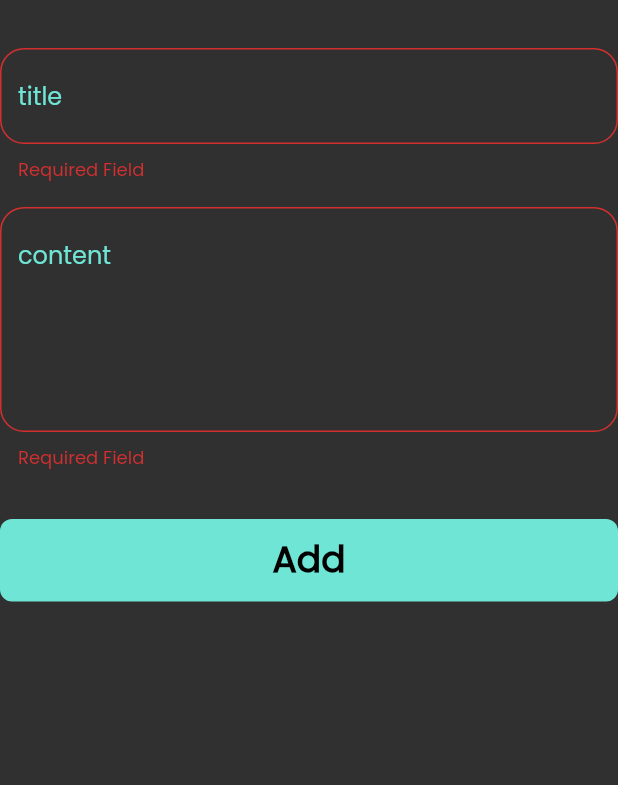
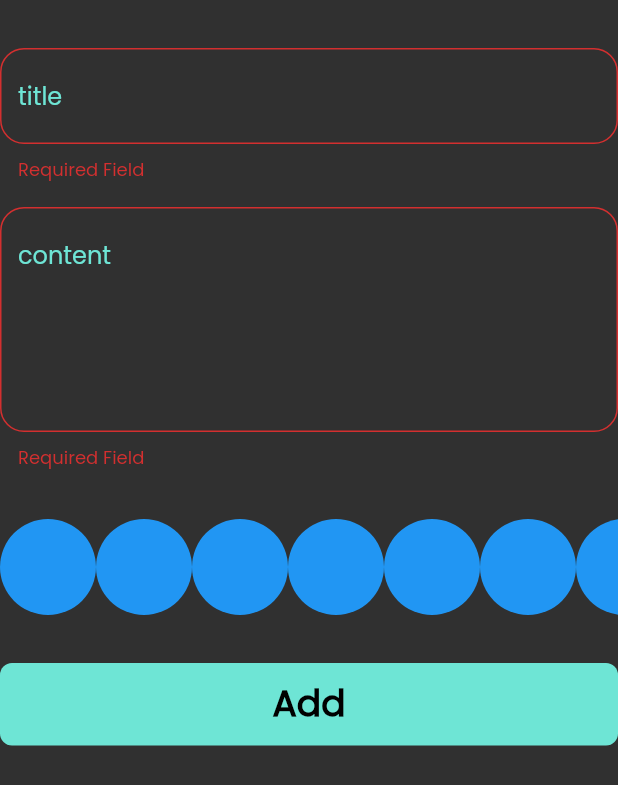
Before and after one commit to sroooooor60/notes_app, a Flutter app: the AddNotForm widget shown alone on an empty page, opened directly, after a tap on "Add", on a phone screen of 412 x 824 dp. Shown: the top 785 px of the screen. Run offline on Flutter 3.47's test engine with Material 3 defaults, Android fonts, the phone set to English and light mode, and no system bars; our stand-ins replace flutter_bloc, font_awesome_flutter, hive, hive_flutter; accounts and stored records are empty.

Commit message:
creat color list view

```diff
--- a/lib/widgets/add_not_bottom_sheet_form.dart
+++ b/lib/widgets/add_not_bottom_sheet_form.dart
@@ -4,6 +4,7 @@ import 'package:intl/intl.dart';
 import 'package:nots_app/cubits/add_notes_cubit/add_notes_cubit.dart';
 import 'package:nots_app/cubits/add_notes_cubit/add_notes_stats.dart';
 import 'package:nots_app/models/not_model.dart';
+import 'package:nots_app/widgets/color_list_view.dart';
 import 'package:nots_app/widgets/custom_button.dart';
 import 'package:nots_app/widgets/custom_text_feild.dart';
 
@@ -54,6 +55,10 @@ class _AddNotFormState extends State<AddNotForm> {
           const SizedBox(
             height: 32,
           ),
+          ColorsListView(),
+          const SizedBox(
+            height: 32,
+          ),
           BlocBuilder<AddNotesCubit, AddNotesStats>(
             builder: (context, state) {
               return CustomButton(
--- /dev/null
+++ b/lib/widgets/color_list_view.dart
@@ -0,0 +1,31 @@
+import 'package:flutter/material.dart';
+
+class ColorItem extends StatelessWidget {
+  const ColorItem({super.key});
+
+  @override
+  Widget build(BuildContext context) {
+    return const CircleAvatar(
+      backgroundColor: Colors.blue,
+      radius: 32,
+    );
+  }
+}
+
+class ColorsListView extends StatelessWidget {
+  const ColorsListView({super.key});
+
+  @override
+  Widget build(BuildContext context) {
+    return SizedBox(
+      height: 32 * 2,
+      child: ListView.builder(
+        scrollDirection: Axis.horizontal,
+        itemCount: 10,
+        itemBuilder: (context, index) {
+          return ColorItem();
+        },
+      ),
+    );
+  }
+}
--- a/lib/widgets/custom_text_feild.dart
+++ b/lib/widgets/custom_text_feild.dart
@@ -22,6 +22,8 @@ class CustomTextField extends StatelessWidget {
         //هنا بنضع الشرط الي عاوزينها علشان نتحكم في مدخلات اليوزر
         if (value?.isEmpty ?? true) {
           return 'Required Field';
+        } else {
+          return null;
         }
       },
       maxLines: maxLines,
--- a/lib/widgets/notes_view_body.dart
+++ b/lib/widgets/notes_view_body.dart
@@ -1,7 +1,6 @@
 import 'package:flutter/material.dart';
 import 'package:flutter_bloc/flutter_bloc.dart';
 import 'package:nots_app/cubits/notes_cubit/notes_cubit.dart';
-import 'package:nots_app/cubits/notes_cubit/notes_stats.dart';
 import 'package:nots_app/widgets/custom_app_bar.dart';
 import 'package:nots_app/widgets/notes_list_view.dart';
 
```
